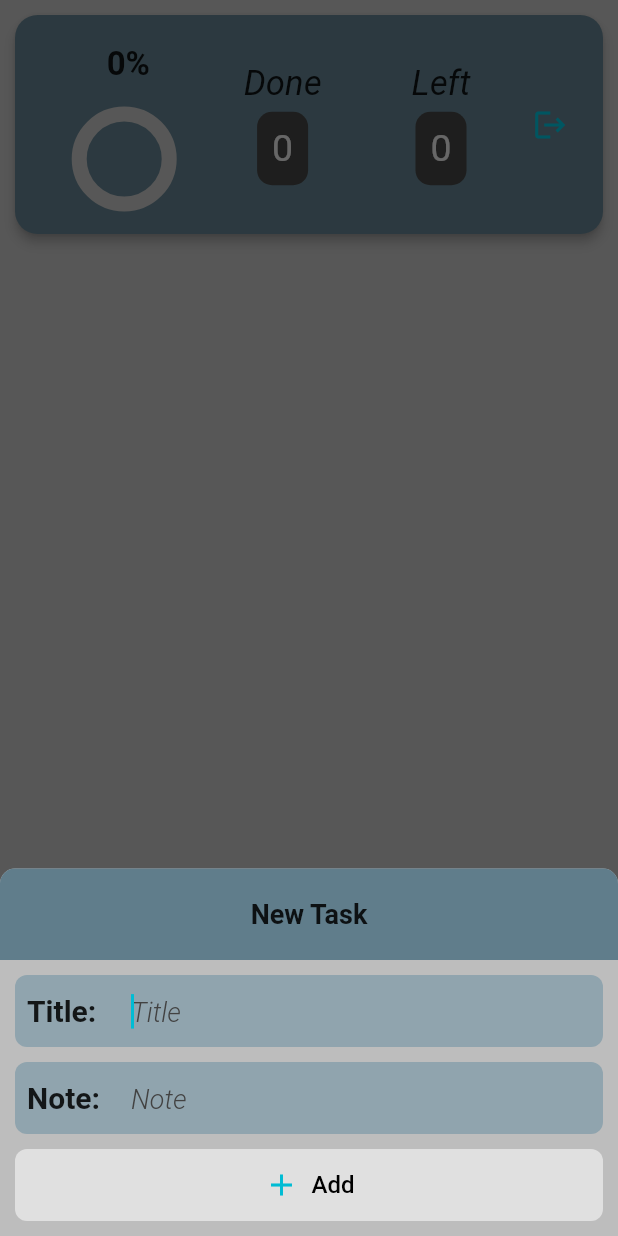
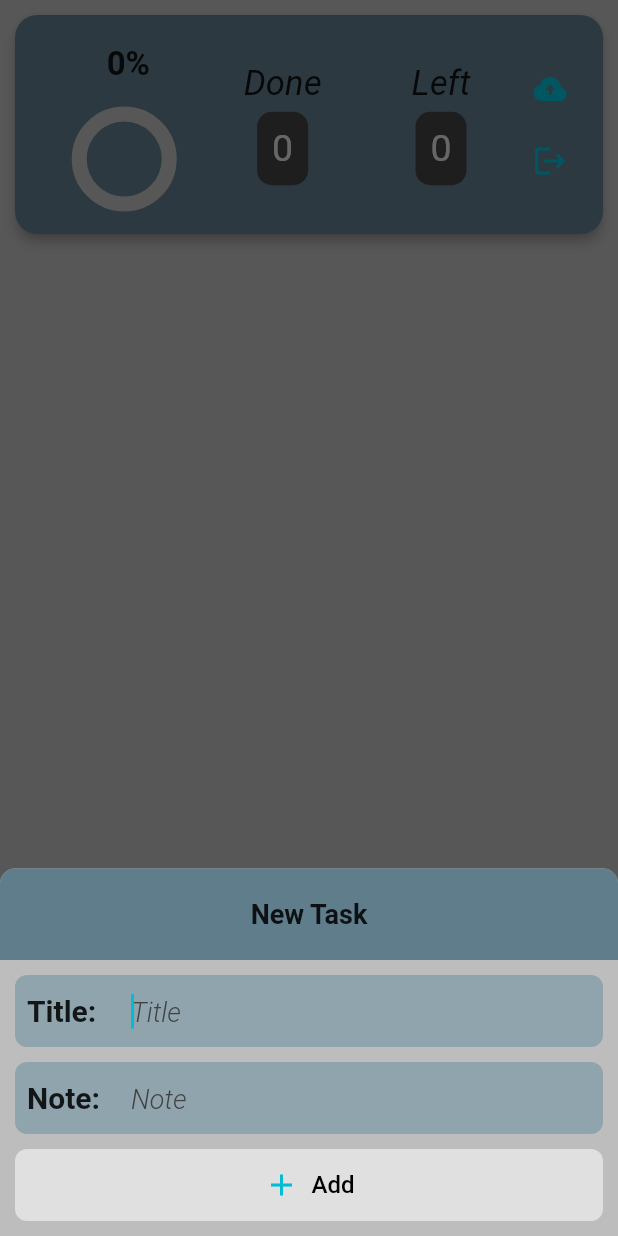
Before and after one commit to amoukaled/tasks_flutter, a Flutter app: the screen it shows once a user with an empty profile is signed in, after a tap on the "add" icon, on a phone screen of 412 x 824 dp. Run offline on Flutter 3.47's test engine with Material 2 defaults, Android fonts, the phone set to English and light mode, and no system bars; our stand-ins replace cloud_firestore, firebase_auth, firebase_core, flutter_secure_storage, hive; accounts and stored records are empty.

Commit message:
added db service and integrated login in and out anf backups

```diff
--- /dev/null
+++ b/lib/MyApp.dart
@@ -0,0 +1,80 @@
+// Flutter imports
+import 'package:flutter/material.dart';
+
+// Pub imports
+import 'package:provider/provider.dart';
+
+// App imports
+import 'package:tasks_flutter/hive/tasksHiveBox.dart';
+import 'package:tasks_flutter/authentication/user_checker.dart';
+import 'package:tasks_flutter/models/task.dart';
+import 'package:tasks_flutter/provider/task_state.dart';
+import 'package:tasks_flutter/services/auth_service.dart';
+
+class MyApp extends StatefulWidget {
+  final List<Task> tasks;
+
+  MyApp({required this.tasks});
+
+  @override
+  _MyAppState createState() => _MyAppState();
+}
+
+class _MyAppState extends State<MyApp> {
+  @override
+  void dispose() async {
+    await TasksHiveBox.closeBox();
+    super.dispose();
+  }
+
+  @override
+  Widget build(BuildContext context) {
+    return ChangeNotifierProvider<TaskState>(
+      create: (context) => TaskState(tasks: widget.tasks),
+      child: StreamProvider.value(
+        value: AuthService().userStream,
+        initialData: null,
+        child: MaterialApp(
+          debugShowCheckedModeBanner: false,
+          theme: ThemeData(
+            textButtonTheme: TextButtonThemeData(
+              style: ButtonStyle(
+                backgroundColor: MaterialStateProperty.resolveWith<Color>(
+                    (Set<MaterialState> states) {
+                  return states.contains(MaterialState.disabled)
+                      ? Colors.grey[300]!
+                      : Colors.blueGrey;
+                }),
+                shape: MaterialStateProperty.resolveWith(
+                  (states) => RoundedRectangleBorder(
+                    borderRadius: BorderRadius.circular(8),
+                  ),
+                ),
+              ),
+            ),
+            dialogTheme: DialogTheme(
+              elevation: 0,
+              backgroundColor: Colors.blueGrey[300],
+              shape: RoundedRectangleBorder(
+                  borderRadius: BorderRadius.all(Radius.circular(8))),
+            ),
+            cardTheme: CardTheme(
+              color: Colors.blueGrey[300],
+              elevation: 0,
+              shape: RoundedRectangleBorder(
+                borderRadius: BorderRadius.circular(8),
+              ),
+            ),
+            textSelectionTheme:
+                TextSelectionThemeData(cursorColor: Colors.cyan),
+            iconTheme: IconThemeData(color: Colors.cyan),
+            primarySwatch: Colors.amber,
+            backgroundColor: Colors.grey[400],
+            accentColor: Colors.blueGrey,
+          ),
+          home: UserChecker(),
+        ),
+      ),
+    );
+  }
+}
--- a/lib/home/home_header.dart
+++ b/lib/home/home_header.dart
@@ -1,4 +1,5 @@
 // Flutter imports
+import 'package:firebase_auth/firebase_auth.dart';
 import 'package:flutter/material.dart';
 
 // Pub imports
@@ -7,7 +8,9 @@ import 'package:provider/provider.dart';
 // App imports
 import 'package:tasks_flutter/provider/task_state.dart';
 import 'package:tasks_flutter/services/auth_service.dart';
+import 'package:tasks_flutter/services/database_service.dart';
 import 'package:tasks_flutter/shared/percentage_indicator.dart';
+import 'package:tasks_flutter/shared/popup.dart';
 
 class HomeHeader extends StatelessWidget {
   @override
@@ -95,11 +98,30 @@ class HomeHeader extends StatelessWidget {
                   ),
                   Expanded(
                     flex: 1,
-                    child: IconButton(
-                        icon: Icon(Icons.logout),
-                        onPressed: () async {
-                          await AuthService().signOut();
-                        }),
+                    child: Column(
+                      mainAxisAlignment: MainAxisAlignment.spaceBetween,
+                      children: [
+                        IconButton(
+                            icon: Icon(Icons.backup_rounded),
+                            onPressed: () async {
+                              User? user =
+                                  Provider.of<User?>(context, listen: false);
+                              if (user != null) {
+                                await Popup.loadingPopup(
+                                    context: context,
+                                    callback: () async {
+                                      await DatabaseService(user.uid)
+                                          .setUserData(state.tasks);
+                                    });
+                              }
+                            }),
+                        IconButton(
+                            icon: Icon(Icons.logout),
+                            onPressed: () async {
+                              await AuthService().signOut(state);
+                            }),
+                      ],
+                    ),
                   ),
                 ],
               )
--- a/lib/home/task_widget.dart
+++ b/lib/home/task_widget.dart
@@ -7,7 +7,7 @@ import 'package:provider/provider.dart';
 // App imports
 import 'package:tasks_flutter/models/task.dart';
 import 'package:tasks_flutter/provider/task_state.dart';
-import 'package:tasks_flutter/shared/AnimatedCustomCheckbox.dart';
+import 'package:tasks_flutter/shared/animated_custom_checkbox.dart';
 
 class TaskWidget extends StatefulWidget {
   final Task task;
--- a/lib/main.dart
+++ b/lib/main.dart
@@ -3,19 +3,15 @@ import 'package:flutter/material.dart';
 import 'package:flutter/services.dart';
 
 // Pub imports
-import 'package:provider/provider.dart';
 import 'package:path_provider/path_provider.dart' as path_provider;
 import 'package:hive/hive.dart';
 import 'package:flutter_secure_storage/flutter_secure_storage.dart';
-import 'package:firebase_auth/firebase_auth.dart';
 import 'package:firebase_core/firebase_core.dart';
 
 // App imports
 import 'package:tasks_flutter/hive/tasksHiveBox.dart';
 import 'package:tasks_flutter/models/task.dart';
-import 'package:tasks_flutter/provider/task_state.dart';
-import 'package:tasks_flutter/authentication/user_checker.dart';
-import 'package:tasks_flutter/services/auth_service.dart';
+import 'package:tasks_flutter/MyApp.dart';
 
 void main() async {
   SystemChrome.setSystemUIOverlayStyle(
@@ -45,70 +41,5 @@ void main() async {
   // Firebase
   await Firebase.initializeApp();
 
-  runApp(
-    ChangeNotifierProvider(
-      create: (context) => TaskState(tasks: tasks),
-      child: StreamProvider<User?>.value(
-        initialData: null,
-        value: AuthService().userStream,
-        child: MyApp(),
-      ),
-    ),
-  );
+  runApp(MyApp(tasks: tasks));
 }
-
-class MyApp extends StatefulWidget {
-  @override
-  _MyAppState createState() => _MyAppState();
-}
-
-class _MyAppState extends State<MyApp> {
-  @override
-  void dispose() async {
-    await TasksHiveBox.closeBox();
-    super.dispose();
-  }
-
-  @override
-  Widget build(BuildContext context) {
-    return MaterialApp(
-      debugShowCheckedModeBanner: false,
-      theme: ThemeData(
-        textButtonTheme: TextButtonThemeData(
-          style: ButtonStyle(
-            backgroundColor: MaterialStateProperty.resolveWith<Color>(
-                (Set<MaterialState> states) {
-              return states.contains(MaterialState.disabled)
-                  ? Colors.grey[300]!
-                  : Colors.blueGrey;
-            }),
-            shape: MaterialStateProperty.resolveWith(
-              (states) => RoundedRectangleBorder(
-                borderRadius: BorderRadius.circular(8),
-              ),
-            ),
-          ),
-        ),
-        dialogTheme: DialogTheme(
-          elevation: 0,
-          backgroundColor: Colors.blueGrey[300],
-          shape: RoundedRectangleBorder(
-              borderRadius: BorderRadius.all(Radius.circular(8))),
-        ),
-        cardTheme: CardTheme(
-          color: Colors.blueGrey[300],
-          elevation: 0,
-          shape: RoundedRectangleBorder(
-            borderRadius: BorderRadius.circular(8),
-          ),
-        ),
-        textSelectionTheme: TextSelectionThemeData(cursorColor: Colors.cyan),
-        iconTheme: IconThemeData(color: Colors.cyan),
-        primarySwatch: Colors.amber,
-        backgroundColor: Colors.grey[400],
-        accentColor: Colors.blueGrey,
-      ),
-      home: UserChecker(),
-    );
-  }
-}
```
Also changed, not shown: lib/authentication/login.dart (+48 -44 lines), lib/authentication/register.dart (+51 -45 lines), lib/provider/task_state.dart (+17 -0 lines), lib/services/auth_service.dart (+17 -6 lines), lib/services/database_service.dart (+73 -6 lines), lib/shared/animated_custom_checkbox.dart (renamed from lib/shared/AnimatedCustomCheckbox.dart), 1 other file.
